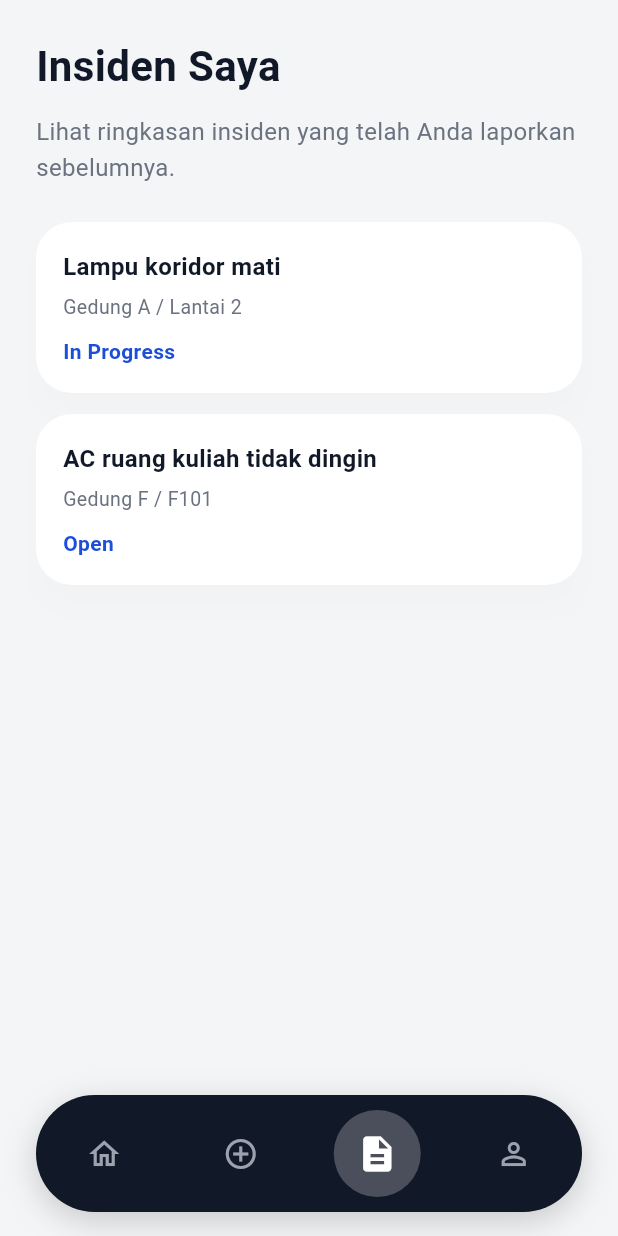
After one commit to Nyot-Nyot/civic_campus, a Flutter app: the StudentHomeScreen screen opened by its route, item 3 of the bottom bar chosen, on a phone screen of 412 x 824 dp. The commit adds this screen. Run offline on Flutter 3.47's test engine with Material 3 defaults, Android fonts, the phone set to English and light mode, and no system bars.

Commit message:
Add Student Home Screen and integrate login navigation flow

```diff
--- a/lib/app.dart
+++ b/lib/app.dart
@@ -1,7 +1,9 @@
 import 'package:flutter/material.dart';
 
+import 'app_messenger.dart';
 import 'screens/login_screen.dart';
 import 'screens/splash_screen.dart';
+import 'screens/student_home_screen.dart';
 import 'theme/app_theme.dart';
 
 class CivicCampusApp extends StatelessWidget {
@@ -11,12 +13,14 @@ class CivicCampusApp extends StatelessWidget {
   Widget build(BuildContext context) {
     return MaterialApp(
       title: 'CIVIC Campus',
+      scaffoldMessengerKey: rootScaffoldMessengerKey,
       debugShowCheckedModeBanner: false,
       theme: CivicCampusTheme.themeData,
       initialRoute: SplashScreen.routeName,
       routes: {
         SplashScreen.routeName: (context) => const SplashScreen(),
         LoginScreen.routeName: (context) => const LoginScreen(),
+        StudentHomeScreen.routeName: (context) => const StudentHomeScreen(),
       },
     );
   }
--- /dev/null
+++ b/lib/app_messenger.dart
@@ -0,0 +1,4 @@
+import 'package:flutter/material.dart';
+
+final GlobalKey<ScaffoldMessengerState> rootScaffoldMessengerKey =
+    GlobalKey<ScaffoldMessengerState>();
--- a/lib/screens/login_screen.dart
+++ b/lib/screens/login_screen.dart
@@ -1,10 +1,12 @@
+import 'package:civic_campus/app_messenger.dart';
+import 'package:civic_campus/screens/student_home_screen.dart';
 import 'package:civic_campus/theme/app_theme.dart';
 import 'package:flutter/foundation.dart';
 import 'package:flutter/material.dart';
 
 // Enable only when actively debugging login UI locally.
 // Keep false for normal development and production builds.
-const bool kEnableDeveloperAutofill = false;
+const bool kEnableDeveloperAutofill = true;
 
 class LoginScreen extends StatefulWidget {
   static const routeName = '/login';
@@ -39,11 +41,10 @@ class _LoginScreenState extends State<LoginScreen> {
 
   void _onLoginPressed() {
     if (_formKey.currentState?.validate() ?? false) {
-      ScaffoldMessenger.of(context).showSnackBar(
-        const SnackBar(
-          content: Text('Login berhasil — ini mockup UI dummy saja.'),
-        ),
+      rootScaffoldMessengerKey.currentState?.showSnackBar(
+        const SnackBar(content: Text('Login berhasil — menuju Student Home.')),
       );
+      Navigator.of(context).pushReplacementNamed(StudentHomeScreen.routeName);
     }
   }
 
@@ -93,6 +94,7 @@ class _LoginScreenState extends State<LoginScreen> {
                       crossAxisAlignment: CrossAxisAlignment.stretch,
                       children: [
                         TextFormField(
+                          key: const Key('login_email'),
                           controller: _emailController,
                           keyboardType: TextInputType.emailAddress,
                           decoration: const InputDecoration(
@@ -112,6 +114,7 @@ class _LoginScreenState extends State<LoginScreen> {
                         ),
                         const SizedBox(height: 18),
                         TextFormField(
+                          key: const Key('login_password'),
                           controller: _passwordController,
                           obscureText: !_isPasswordVisible,
                           decoration: InputDecoration(
--- /dev/null
+++ b/lib/screens/student_home_screen.dart
@@ -0,0 +1,533 @@
+import 'package:flutter/material.dart';
+
+class _Report {
+  final String title;
+  final String location;
+  final String status;
+  final String time;
+  final String priority;
+
+  const _Report({
+    required this.title,
+    required this.location,
+    required this.status,
+    required this.time,
+    required this.priority,
+  });
+}
+
+class StudentHomeScreen extends StatefulWidget {
+  static const routeName = '/student-home';
+
+  const StudentHomeScreen({super.key});
+
+  @override
+  State<StudentHomeScreen> createState() => _StudentHomeScreenState();
+}
+
+class _StudentHomeScreenState extends State<StudentHomeScreen> {
+  int _selectedIndex = 0;
+
+  static const _bottomNavigationIcons = <IconData>[
+    Icons.home_outlined,
+    Icons.add_circle_outline,
+    Icons.description_outlined,
+    Icons.person_outline,
+  ];
+
+  static const _bottomNavigationSelectedIcons = <IconData>[
+    Icons.home,
+    Icons.add_circle,
+    Icons.description,
+    Icons.person,
+  ];
+
+  static const _categories = <String>[
+    'Gedung Kuliah',
+    'Asrama',
+    'Toilet',
+    'WiFi',
+  ];
+
+  static const _activeReports = <_Report>[
+    _Report(
+      title: 'Lampu koridor mati',
+      location: 'Gedung A / Lantai 2',
+      status: 'In Progress',
+      time: '2 jam lalu',
+      priority: 'Medium',
+    ),
+    _Report(
+      title: 'AC ruang kuliah tidak dingin',
+      location: 'Gedung F / F101',
+      status: 'Open',
+      time: '4 jam lalu',
+      priority: 'High',
+    ),
+  ];
+
+  Widget _buildHomeTab(BuildContext context) {
+    return CustomScrollView(
+      slivers: [
+        SliverPadding(
+          padding: const EdgeInsets.symmetric(horizontal: 24, vertical: 24),
+          sliver: SliverList(
+            delegate: SliverChildListDelegate([
+              Row(
+                crossAxisAlignment: CrossAxisAlignment.start,
+                children: [
+                  Expanded(
+                    child: Column(
+                      crossAxisAlignment: CrossAxisAlignment.start,
+                      children: const [
+                        Text(
+                          'Halo, Mahasiswa',
+                          style: TextStyle(
+                            fontSize: 28,
+                            fontWeight: FontWeight.bold,
+                          ),
+                        ),
+                        SizedBox(height: 8),
+                        Text(
+                          'Lihat status laporan atau laporkan masalah baru dari sini.',
+                          style: TextStyle(
+                            color: Color(0xFF6B7280),
+                            fontSize: 16,
+                            height: 1.5,
+                          ),
+                        ),
+                      ],
+                    ),
+                  ),
+                  const CircleAvatar(
+                    radius: 26,
+                    backgroundColor: Color(0xFF111827),
+                    child: Icon(Icons.person, color: Colors.white, size: 28),
+                  ),
+                ],
+              ),
+              const SizedBox(height: 28),
+              Card(
+                margin: EdgeInsets.zero,
+                shape: RoundedRectangleBorder(
+                  borderRadius: BorderRadius.circular(28),
+                ),
+                child: Padding(
+                  padding: const EdgeInsets.all(24),
+                  child: Column(
+                    crossAxisAlignment: CrossAxisAlignment.stretch,
+                    children: [
+                      const Text(
+                        'Butuh laporan cepat?',
+                        style: TextStyle(
+                          fontSize: 20,
+                          fontWeight: FontWeight.w700,
+                        ),
+                      ),
+                      const SizedBox(height: 12),
+                      const Text(
+                        'Laporkan masalah fasilitas kampus dengan foto dan lokasi cepat.',
+                        style: TextStyle(
+                          color: Color(0xFF6B7280),
+                          fontSize: 15,
+                          height: 1.5,
+                        ),
+                      ),
+                      const SizedBox(height: 20),
+                      ElevatedButton(
+                        style: ElevatedButton.styleFrom(
+                          minimumSize: const Size.fromHeight(52),
+                          shape: RoundedRectangleBorder(
+                            borderRadius: BorderRadius.circular(20),
+                          ),
+                        ),
+                        onPressed: () {
+                          ScaffoldMessenger.of(context).showSnackBar(
+                            const SnackBar(
+                              content: Text(
+                                'Aksi laporkan masalah belum diimplementasikan.',
+                              ),
+                            ),
+                          );
+                        },
+                        child: const Text('Laporkan Masalah'),
+                      ),
+                    ],
+                  ),
+                ),
+              ),
+              const SizedBox(height: 28),
+              const Text(
+                'Kategori populer',
+                style: TextStyle(fontSize: 18, fontWeight: FontWeight.w600),
+              ),
+              const SizedBox(height: 14),
+              SizedBox(
+                height: 40,
+                child: ListView.separated(
+                  scrollDirection: Axis.horizontal,
+                  itemCount: _categories.length,
+                  separatorBuilder: (context, _) => const SizedBox(width: 12),
+                  itemBuilder: (context, index) {
+                    return Chip(
+                      label: Text(_categories[index]),
+                      backgroundColor: const Color(0xFFF3F4F6),
+                      shape: RoundedRectangleBorder(
+                        borderRadius: BorderRadius.circular(20),
+                      ),
+                    );
+                  },
+                ),
+              ),
+              const SizedBox(height: 28),
+              const Text(
+                'Laporan aktif saya',
+                style: TextStyle(fontSize: 18, fontWeight: FontWeight.w600),
+              ),
+              const SizedBox(height: 14),
+            ]),
+          ),
+        ),
+        SliverPadding(
+          padding: const EdgeInsets.symmetric(horizontal: 24),
+          sliver: SliverList(
+            delegate: SliverChildBuilderDelegate((context, index) {
+              final item = _activeReports[index];
+              return Padding(
+                padding: EdgeInsets.only(
+                  bottom: index == _activeReports.length - 1 ? 0 : 14,
+                ),
+                child: Card(
+                  margin: EdgeInsets.zero,
+                  shape: RoundedRectangleBorder(
+                    borderRadius: BorderRadius.circular(24),
+                  ),
+                  child: Padding(
+                    padding: const EdgeInsets.all(18),
+                    child: Row(
+                      children: [
+                        Expanded(
+                          child: Column(
+                            crossAxisAlignment: CrossAxisAlignment.start,
+                            children: [
+                              Text(
+                                item.title,
+                                style: const TextStyle(
+                                  fontSize: 16,
+                                  fontWeight: FontWeight.w600,
+                                ),
+                              ),
+                              const SizedBox(height: 6),
+                              Text(
+                                item.location,
+                                style: const TextStyle(
+                                  color: Color(0xFF6B7280),
+                                  fontSize: 13,
+                                ),
+                              ),
+                              const SizedBox(height: 10),
+                              Row(
+                                children: [
+                                  Container(
+                                    padding: const EdgeInsets.symmetric(
+                                      horizontal: 10,
+                                      vertical: 6,
+                                    ),
+                                    decoration: BoxDecoration(
+                                      color: const Color(0xFFEFF6FF),
+                                      borderRadius: BorderRadius.circular(14),
+                                    ),
+                                    child: Text(
+                                      item.status,
+                                      style: const TextStyle(
+                                        color: Color(0xFF1D4ED8),
+                                        fontSize: 12,
+                                        fontWeight: FontWeight.w600,
+                                      ),
+                                    ),
+                                  ),
+                                  const SizedBox(width: 10),
+                                  Text(
+                                    item.time,
+                                    style: const TextStyle(
+                                      color: Color(0xFF9CA3AF),
+                                      fontSize: 12,
+                                    ),
+                                  ),
+                                ],
+                              ),
+                            ],
+                          ),
+                        ),
+                        const SizedBox(width: 12),
+                        CircleAvatar(
+                          radius: 20,
+                          backgroundColor: const Color(0xFFEEF2FF),
+                          child: Text(
+                            item.priority.isNotEmpty ? item.priority[0] : '?',
+                            style: const TextStyle(
+                              color: Color(0xFF1D4ED8),
+                              fontWeight: FontWeight.bold,
+                            ),
+                          ),
+                        ),
+                      ],
+                    ),
+                  ),
+                ),
+              );
+            }, childCount: _activeReports.length),
+          ),
+        ),
+      ],
+    );
+  }
+
+  Widget _buildBody(BuildContext context) {
+    switch (_selectedIndex) {
+      case 1:
+        return Padding(
+          padding: const EdgeInsets.symmetric(horizontal: 24, vertical: 24),
+          child: Column(
+            crossAxisAlignment: CrossAxisAlignment.start,
+            children: [
+              const Text(
+                'Laporkan Masalah Baru',
+                style: TextStyle(fontSize: 28, fontWeight: FontWeight.bold),
+              ),
+              const SizedBox(height: 12),
+              const Text(
+                'Buat laporan baru dengan foto dan lokasi. Fitur ini masih dalam mockup.',
+                style: TextStyle(
+                  color: Color(0xFF6B7280),
+                  fontSize: 16,
+                  height: 1.5,
+                ),
+              ),
+              const SizedBox(height: 24),
+              Card(
+                margin: EdgeInsets.zero,
+                shape: RoundedRectangleBorder(
+                  borderRadius: BorderRadius.circular(28),
+                ),
+                child: Padding(
+                  padding: const EdgeInsets.all(24),
+                  child: Column(
+                    crossAxisAlignment: CrossAxisAlignment.start,
+                    children: const [
+                      Text(
+                        'Form laporan sementara',
+                        style: TextStyle(
+                          fontSize: 18,
+                          fontWeight: FontWeight.w600,
+                        ),
+                      ),
+                      SizedBox(height: 16),
+                      Text(
+                        'Isi judul, lokasi, dan unggah foto ketika fitur lengkap siap.',
+                        style: TextStyle(
+                          color: Color(0xFF6B7280),
+                          fontSize: 14,
+                        ),
+                      ),
+                    ],
+                  ),
+                ),
+              ),
+            ],
+          ),
+        );
+      case 2:
+        return Padding(
+          padding: const EdgeInsets.symmetric(horizontal: 24, vertical: 24),
+          child: Column(
+            crossAxisAlignment: CrossAxisAlignment.start,
+            children: [
+              const Text(
+                'Insiden Saya',
+                style: TextStyle(fontSize: 28, fontWeight: FontWeight.bold),
+              ),
+              const SizedBox(height: 12),
+              const Text(
+                'Lihat ringkasan insiden yang telah Anda laporkan sebelumnya.',
+                style: TextStyle(
+                  color: Color(0xFF6B7280),
+                  fontSize: 16,
+                  height: 1.5,
+                ),
+              ),
+              const SizedBox(height: 24),
+              Expanded(
+                child: ListView.separated(
+                  padding: EdgeInsets.zero,
+                  itemCount: _activeReports.length,
+                  separatorBuilder: (context, _) => const SizedBox(height: 14),
+                  itemBuilder: (context, index) {
+                    final item = _activeReports[index];
+                    return Card(
+                      margin: EdgeInsets.zero,
+                      shape: RoundedRectangleBorder(
+                        borderRadius: BorderRadius.circular(24),
+                      ),
+                      child: Padding(
+                        padding: const EdgeInsets.all(18),
+                        child: Column(
+                          crossAxisAlignment: CrossAxisAlignment.start,
+                          children: [
+                            Text(
+                              item.title,
+                              style: const TextStyle(
+                                fontSize: 16,
+                                fontWeight: FontWeight.w600,
+                              ),
+                            ),
+                            const SizedBox(height: 6),
+                            Text(
+                              item.location,
+                              style: const TextStyle(
+                                color: Color(0xFF6B7280),
+                                fontSize: 13,
+                              ),
+                            ),
+                            const SizedBox(height: 10),
+                            Text(
+                              item.status,
+                              style: const TextStyle(
+                                color: Color(0xFF1D4ED8),
+                                fontWeight: FontWeight.w600,
+                              ),
+                            ),
+                          ],
+                        ),
+                      ),
+                    );
+                  },
+                ),
+              ),
+            ],
+          ),
+        );
+      case 3:
+        return Padding(
+          padding: const EdgeInsets.symmetric(horizontal: 24, vertical: 24),
+          child: Column(
+            crossAxisAlignment: CrossAxisAlignment.start,
+            children: [
+              const Text(
+                'Profil',
+                style: TextStyle(fontSize: 28, fontWeight: FontWeight.bold),
+              ),
+              const SizedBox(height: 12),
+              const Text(
+                'Kelola detail akun dan lihat informasi peran Anda di CIVIC Campus.',
+                style: TextStyle(
+                  color: Color(0xFF6B7280),
+                  fontSize: 16,
+                  height: 1.5,
+                ),
+              ),
+              const SizedBox(height: 24),
+              Card(
+                margin: EdgeInsets.zero,
+                shape: RoundedRectangleBorder(
+                  borderRadius: BorderRadius.circular(28),
+                ),
+                child: Padding(
+                  padding: const EdgeInsets.all(24),
+                  child: Column(
+                    crossAxisAlignment: CrossAxisAlignment.start,
+                    children: const [
+                      Text(
+                        'Mahasiswa Aktif',
+                        style: TextStyle(
+                          fontSize: 18,
+                          fontWeight: FontWeight.w600,
+                        ),
+                      ),
+                      SizedBox(height: 16),
+                      Text(
+                        'Nama: Andi Mahasiswa\nPeran: Student\nEmail: mahasiswa@campus.id',
+                        style: TextStyle(
+                          color: Color(0xFF6B7280),
+                          fontSize: 14,
+                          height: 1.5,
+                        ),
+                      ),
+                    ],
+                  ),
+                ),
+              ),
+            ],
+          ),
+        );
+      default:
+        return _buildHomeTab(context);
+    }
+  }
+
+  @override
+  Widget build(BuildContext context) {
+    return Scaffold(
+      body: SafeArea(child: _buildBody(context)),
+      bottomNavigationBar: Padding(
+        padding: const EdgeInsets.fromLTRB(24, 0, 24, 16),
+        child: Material(
+          color: Colors.transparent,
+          child: Container(
+            height: 78,
+            decoration: BoxDecoration(
+              color: const Color(0xFF111827),
+              borderRadius: BorderRadius.circular(42),
+              boxShadow: [
+                const BoxShadow(
+                  color: Color.fromRGBO(0, 0, 0, 0.18),
+                  blurRadius: 18,
+                  offset: Offset(0, 6),
+                ),
+              ],
+            ),
+            child: Row(
+              mainAxisAlignment: MainAxisAlignment.spaceBetween,
+              children: List.generate(_bottomNavigationIcons.length, (index) {
+                final selected = _selectedIndex == index;
+                final icon = selected
+                    ? _bottomNavigationSelectedIcons[index]
+                    : _bottomNavigationIcons[index];
+                return Expanded(
+                  child: InkWell(
+                    borderRadius: BorderRadius.circular(34),
+                    onTap: () => setState(() {
+                      _selectedIndex = index;
+                    }),
+                    child: Padding(
+                      padding: const EdgeInsets.symmetric(vertical: 10),
+                      child: Center(
+                        child: Container(
+                          width: selected ? 60 : 44,
+                          height: selected ? 60 : 44,
+                          decoration: selected
+                              ? const BoxDecoration(
+                                  color: Colors.white24,
+                                  shape: BoxShape.circle,
+                                )
+                              : null,
+                          child: Icon(
+                            icon,
+                            color: selected
+                                ? Colors.white
+                                : const Color(0xFF9CA3AF),
+                            size: selected ? 28 : 24,
+                          ),
+                        ),
+                      ),
+                    ),
+                  ),
+                );
+              }),
+            ),
+          ),
+        ),
+      ),
+    );
+  }
+}
--- a/lib/theme/app_theme.dart
+++ b/lib/theme/app_theme.dart
@@ -52,6 +52,7 @@ class CivicCampusTheme {
       elevatedButtonTheme: ElevatedButtonThemeData(
         style: ElevatedButton.styleFrom(
           backgroundColor: primaryColor,
+          foregroundColor: Colors.white,
           shape: RoundedRectangleBorder(
             borderRadius: BorderRadius.circular(28),
           ),
```
Also changed, not shown: 1 other file.
